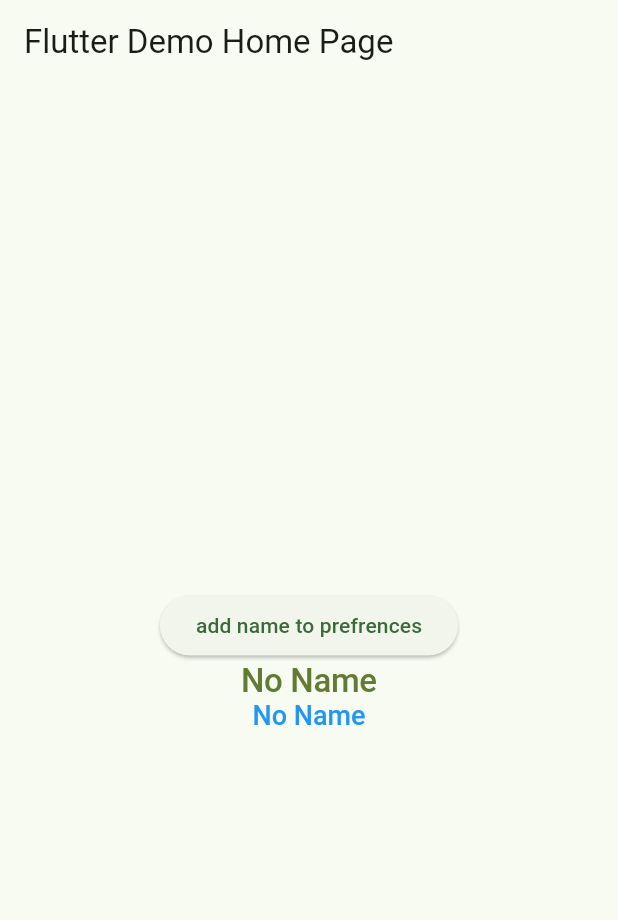
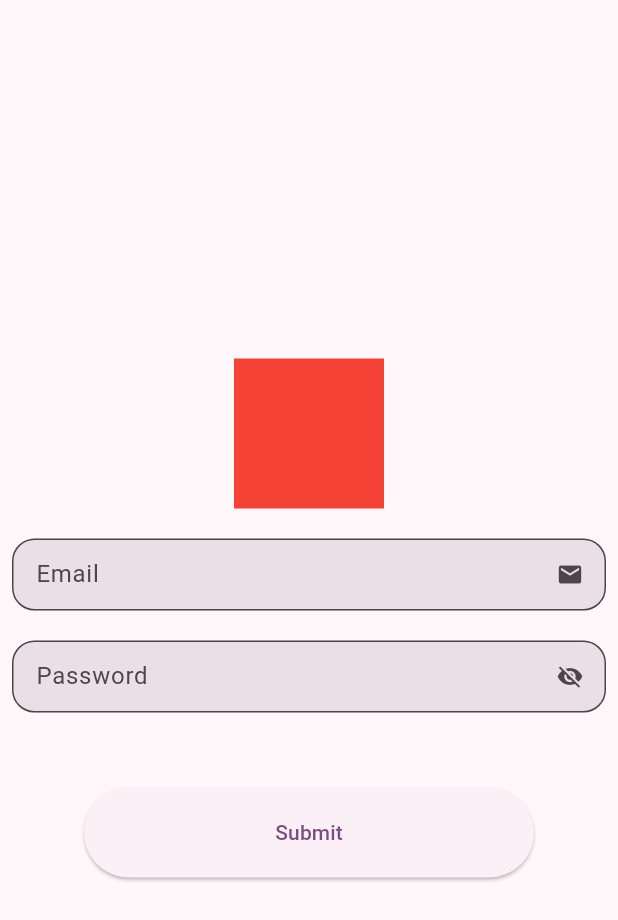
Before and after one commit to mahmoudelgharabawi/shopify_app, a Flutter app: the screen it shows after launch, on a phone screen of 412 x 824 dp. Shown: the top 920 px of the screen. Run offline on Flutter 3.47's test engine with Material 2 defaults, Android fonts, the phone set to English and light mode, and no system bars; our stand-ins replace animated_bottom_navigation_bar, carousel_slider, dots_indicator, email_validator, line_icons, shared_preferences.

Commit message:
adding modification

```diff
--- a/lib/main.dart
+++ b/lib/main.dart
@@ -1,8 +1,13 @@
 import 'package:flutter/material.dart';
+import 'package:shopify_app/pages/master_page.dart';
+import 'package:shopify_app/pages/login_page.dart';
+import 'package:shopify_app/pages/splash_page.dart';
 import 'package:shopify_app/services/prefrences.service.dart';
 import 'package:shopify_app/utils/theme.utils.dart';
 
 void main() async {
+  WidgetsFlutterBinding.ensureInitialized();
+
   await PrefrencesService.init();
 
   runApp(const MyApp());
@@ -16,49 +21,7 @@ class MyApp extends StatelessWidget {
     return MaterialApp(
       title: 'Shopify Application',
       theme: ThemeUtils.themeData,
-      home: const MyHomePage(title: 'Flutter Demo Home Page'),
+      home: SplashPage(),
     );
   }
 }
-
-class MyHomePage extends StatefulWidget {
-  const MyHomePage({super.key, required this.title});
-
-  final String title;
-
-  @override
-  State<MyHomePage> createState() => _MyHomePageState();
-}
-
-class _MyHomePageState extends State<MyHomePage> {
-  @override
-  Widget build(BuildContext context) {
-    return Scaffold(
-      appBar: AppBar(
-        title: Text(widget.title),
-      ),
-      body: Center(
-        child: Column(
-          mainAxisAlignment: MainAxisAlignment.center,
-          children: <Widget>[
-            ElevatedButton(
-                onPressed: () {
-                  PrefrencesService.prefs
-                      ?.setString('userName', 'mahmoud Ahmed');
-                  setState(() {});
-                },
-                child: Text('add name to prefrences')),
-            Text(
-              '${PrefrencesService.prefs?.getString('userName') ?? 'No Name'}',
-              style: Theme.of(context).textTheme.displayLarge,
-            ),
-            Text(
-              '${PrefrencesService.prefs?.getString('userName') ?? 'No Name'}',
-              style: Theme.of(context).textTheme.displayMedium,
-            ),
-          ],
-        ),
-      ),
-    );
-  }
-}
--- /dev/null
+++ b/lib/pages/login_page.dart
@@ -0,0 +1,136 @@
+import 'package:email_validator/email_validator.dart';
+import 'package:flutter/material.dart';
+import 'package:shopify_app/pages/master_page.dart';
+import 'package:shopify_app/services/prefrences.service.dart';
+
+class LoginPage extends StatefulWidget {
+  const LoginPage({super.key});
+
+  @override
+  State<LoginPage> createState() => _LoginPageState();
+}
+
+class _LoginPageState extends State<LoginPage> {
+  late GlobalKey<FormState> formKey;
+  late TextEditingController emailController;
+  late TextEditingController passwordController;
+  bool obscureText = true;
+
+  @override
+  void initState() {
+    formKey = GlobalKey<FormState>();
+    emailController = TextEditingController();
+    passwordController = TextEditingController();
+    super.initState();
+  }
+
+  @override
+  void dispose() {
+    emailController.dispose();
+    super.dispose();
+  }
+
+  @override
+  Widget build(BuildContext context) {
+    return Scaffold(
+      body: Center(
+        child: Padding(
+          padding: const EdgeInsets.all(8.0),
+          child: Form(
+            key: formKey,
+            child: SingleChildScrollView(
+              child: SafeArea(
+                child: Column(
+                  mainAxisAlignment: MainAxisAlignment.center,
+                  children: [
+                    Container(
+                      height: 100,
+                      width: 100,
+                      color: Colors.red,
+                    ),
+                    const SizedBox(
+                      height: 20,
+                    ),
+                    TextFormField(
+                      keyboardType: TextInputType.emailAddress,
+                      controller: emailController,
+                      validator: (value) {
+                        if (value == null || value == '') {
+                          return 'email is required';
+                        }
+                        if (!EmailValidator.validate(value)) {
+                          return 'Enter Valid Email';
+                        }
+                        return null;
+                      },
+                      decoration: InputDecoration(
+                        label: Text('Email'),
+                        suffixIcon: const Icon(Icons.mail),
+                        // fillColor: Colors.red,
+                        isDense: true,
+                        filled: true,
+                        border: OutlineInputBorder(
+                            borderRadius: BorderRadius.circular(15)),
+                      ),
+                    ),
+                    const SizedBox(
+                      height: 20,
+                    ),
+                    TextFormField(
+                      obscureText: obscureText,
+                      controller: passwordController,
+                      validator: (value) {
+                        if (value == null || value == '') {
+                          return 'password is required';
+                        }
+                        if (value.length < 8) {
+                          return 'Password length must be 8';
+                        }
+                        return null;
+                      },
+                      decoration: InputDecoration(
+                        label: const Text('Password'),
+                        suffixIcon: InkWell(
+                          onTap: () {
+                            obscureText = !obscureText;
+                            setState(() {});
+                          },
+                          child: obscureText
+                              ? const Icon(Icons.visibility_off)
+                              : const Icon(Icons.visibility),
+                        ),
+
+                        // fillColor: Colors.red,
+                        isDense: true,
+                        filled: true,
+                        border: OutlineInputBorder(
+                            borderRadius: BorderRadius.circular(15)),
+                      ),
+                    ),
+                    const SizedBox(
+                      height: 50,
+                    ),
+                    ElevatedButton(
+                      onPressed: () {
+                        if ((formKey.currentState?.validate() ?? false)) {
+                          PrefrencesService.prefs
+                              ?.setString('user', emailController.text);
+                          Navigator.pushReplacement(context,
+                              MaterialPageRoute(builder: (_) => MasterPage()));
+                        }
+                      },
+                      style: ElevatedButton.styleFrom(
+                        minimumSize: const Size(300, 60),
+                      ),
+                      child: Text('Submit'),
+                    )
+                  ],
+                ),
+              ),
+            ),
+          ),
+        ),
+      ),
+    );
+  }
+}
--- a/lib/utils/theme.utils.dart
+++ b/lib/utils/theme.utils.dart
@@ -9,7 +9,7 @@ class ThemeUtils {
             fontWeight: FontWeight.w500),
         displayMedium: TextStyle(
             color: Colors.blue, fontSize: 18, fontWeight: FontWeight.w500)),
-    colorScheme: ColorScheme.fromSeed(seedColor: Colors.green),
+    colorScheme: ColorScheme.fromSeed(seedColor: Colors.purpleAccent),
     useMaterial3: true,
   );
 }
--- a/pubspec.yaml
+++ b/pubspec.yaml
@@ -36,6 +36,11 @@ dependencies:
   # Use with the CupertinoIcons class for iOS style icons.
   cupertino_icons: ^1.0.2
   shared_preferences: ^2.2.2
+  email_validator: ^2.1.17
+  animated_bottom_navigation_bar: ^1.3.0
+  line_icons: ^2.0.3
+  carousel_slider: ^4.2.1
+  dots_indicator: ^3.0.0
 
 dev_dependencies:
   flutter_test:
```
Also changed, not shown: lib/pages/home_page.dart (added, +67 -0 lines), lib/pages/master_page.dart (added, +92 -0 lines), lib/pages/splash_page.dart (added, +45 -0 lines).
